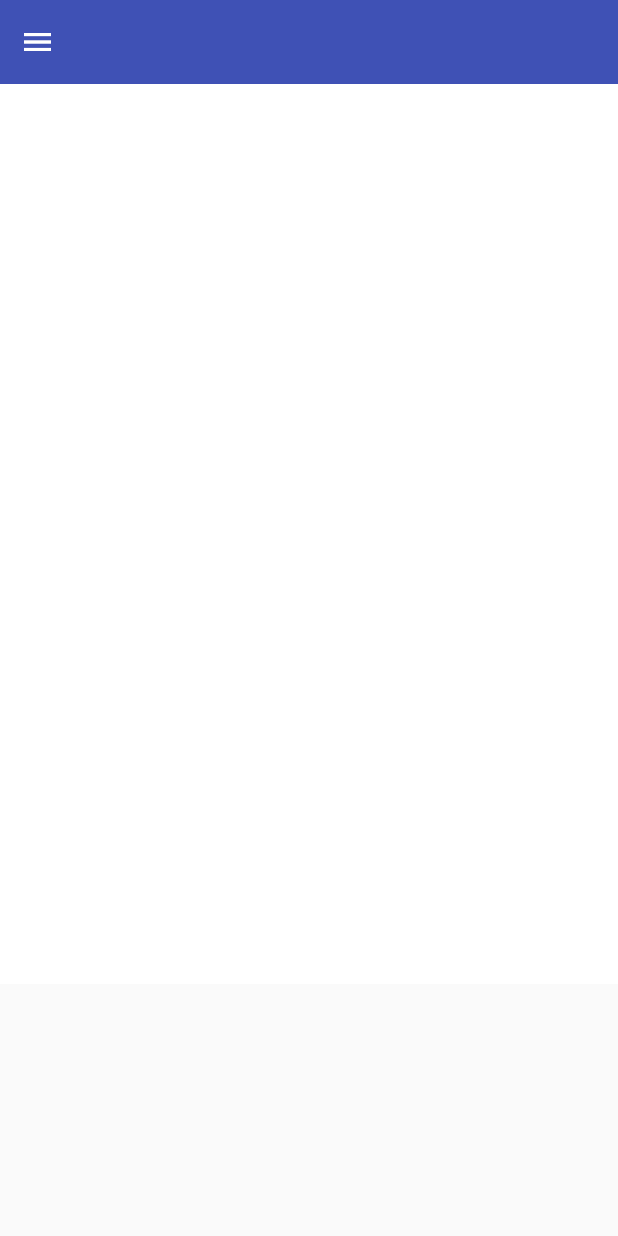
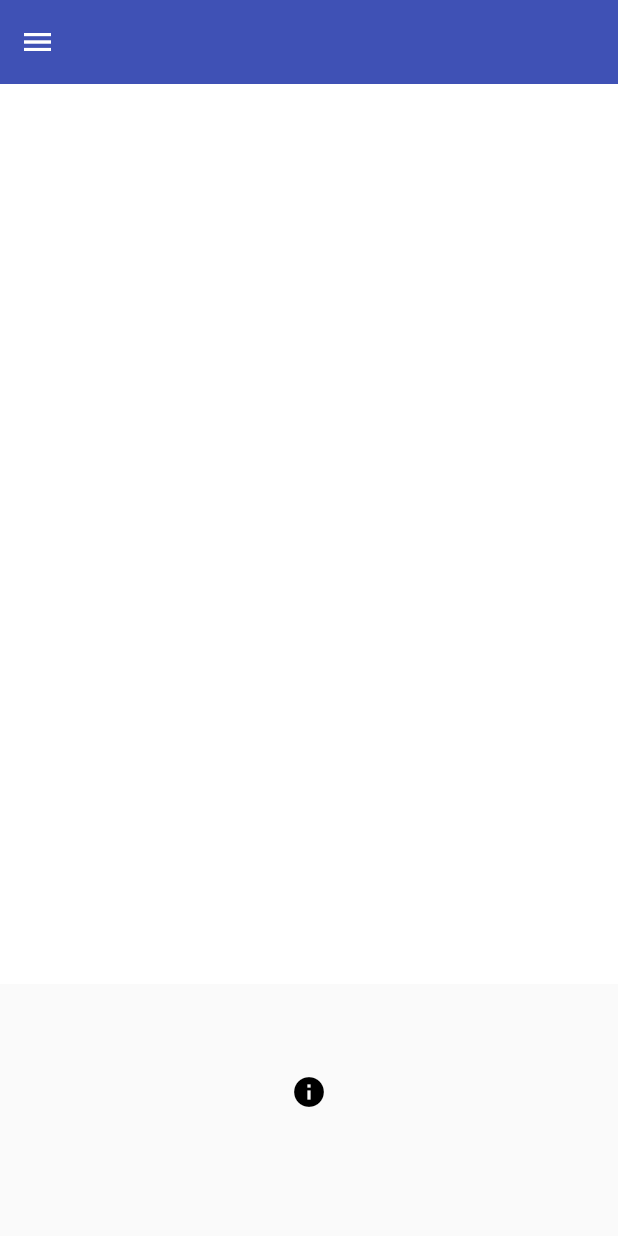
Before and after one commit to rit-sse/pictionFlow, a Flutter app: the DrawPage screen opened directly, on a phone screen of 412 x 824 dp. Run offline on Flutter 3.47's test engine with Material 2 defaults, Android fonts, the phone set to English and light mode, and no system bars; our stand-ins replace animated_splash_screen, auto_size_text, flip_card, page_transition.

Commit message:
Updating draw canvas with partially working color changer

```diff
--- a/app/pictionFlow/lib/drawFiles/current_path_paint.dart
+++ b/app/pictionFlow/lib/drawFiles/current_path_paint.dart
@@ -4,8 +4,13 @@ import 'points_state.dart';
 import 'package:flutter/material.dart';
 import 'package:provider/provider.dart';
 
+var color;
+
 class CurrentPathPaint extends StatelessWidget {
-  const CurrentPathPaint();
+  CurrentPathPaint(Color newColor) {
+    color = newColor;
+  }
+
   @override
   Widget build(BuildContext context) {
     CurrentPathState currentPointsState =
@@ -54,6 +59,7 @@ class CurrentPathPainter extends CustomPainter {
   void paint(Canvas canvas, Size size) {
     final paint = Paint()
       ..isAntiAlias = true
+      ..color = color
       ..strokeWidth = 3.0
       ..strokeCap = StrokeCap.round
       ..strokeJoin = StrokeJoin.round;
--- a/app/pictionFlow/lib/drawFiles/draw_canvas.dart
+++ b/app/pictionFlow/lib/drawFiles/draw_canvas.dart
@@ -5,6 +5,12 @@ import 'package:provider/provider.dart';
 
 import 'points_state.dart';
 import 'current_path_paint.dart';
+
+var color = Colors.red;
+
+void changeColor(Color newColor) {
+  color = newColor;
+}
 
 class DrawCanvas extends StatelessWidget {
   @override
@@ -33,12 +39,16 @@ class DrawCanvas extends StatelessWidget {
                   ]),
               child: ChangeNotifierProvider(
                 create: (_) => CurrentPathState(),
-                child: const CurrentPathPaint(),
+                child: CurrentPathPaint(color),
               )),
         ),
         Container(
-          height: MediaQuery.of(context).size.height - 680,
-        )
+            height: MediaQuery.of(context).size.height - 680,
+            child: IconButton(
+              icon: Icon(Icons.info),
+              onPressed: () => changeColor(Colors.blue),
+              color: Colors.black,
+            )),
       ],
     );
   }
@@ -53,7 +63,7 @@ class DrawzoCanvasPainter extends CustomPainter {
   void paint(Canvas canvas, Size size) {
     final paint = Paint()
       ..strokeWidth = 3.0
-      ..color = Colors.black
+      ..color = color
       ..strokeCap = StrokeCap.round
       ..strokeJoin = StrokeJoin.round;
 
```
